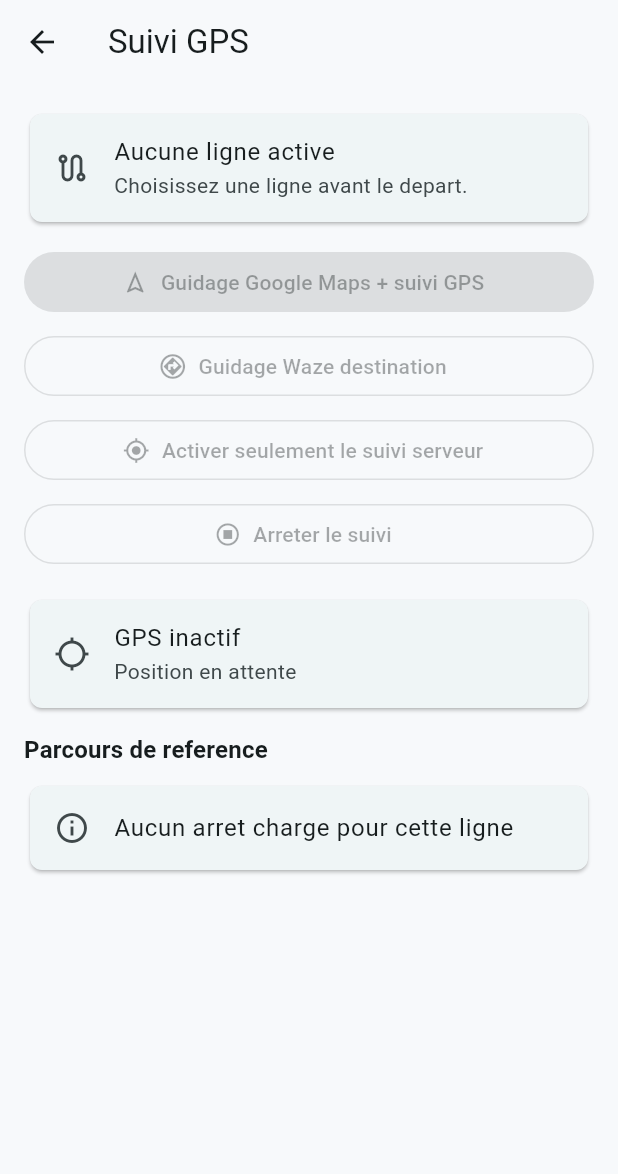
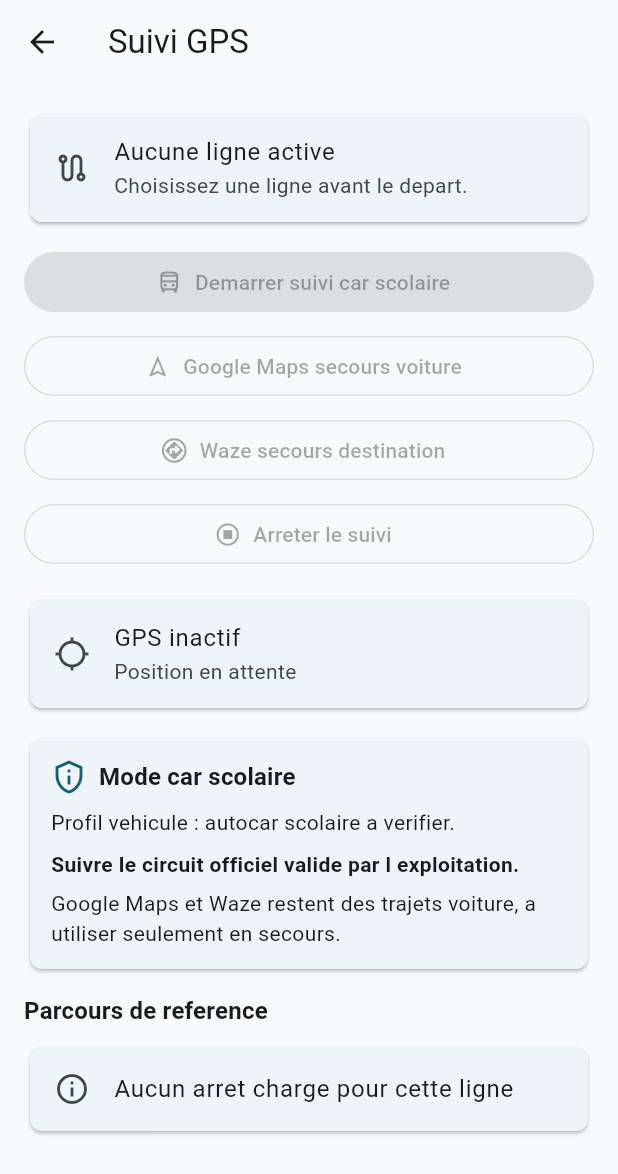
Before and after one commit to patryckduche-prog/transport-scolaire, a Flutter app: the GpsScreen screen opened directly, on a phone screen of 412 x 824 dp. Shown: the top 1174 px of the screen. Run offline on Flutter 3.47's test engine with Material 3 defaults, Android fonts, the phone set to English and light mode, and no system bars; our stand-ins replace connectivity_plus, dio, firebase_core, firebase_messaging, fl_chart, flutter_local_notifications and 3 more; accounts and stored records are empty; network calls fail.

Commit message:
Add school coach GPS mode

```diff
--- a/mobile/lib/models/nomad_route.dart
+++ b/mobile/lib/models/nomad_route.dart
@@ -7,6 +7,7 @@ class NomadRoute {
     required this.tripCount,
     required this.highlighted,
     required this.stopsPreview,
+    this.coachGuidance,
   });
 
   final String id;
@@ -16,6 +17,7 @@ class NomadRoute {
   final int tripCount;
   final bool highlighted;
   final List<NomadStop> stopsPreview;
+  final CoachGuidance? coachGuidance;
 
   factory NomadRoute.fromJson(Map<String, dynamic> json) => NomadRoute(
         id: json['id'] as String,
@@ -24,7 +26,92 @@ class NomadRoute {
         stopCount: json['stopCount'] as int,
         tripCount: json['tripCount'] as int,
         highlighted: json['highlighted'] as bool,
-        stopsPreview: (((json['stopsPreview'] as List?) ?? (json['stops'] as List?)) ?? []).map((item) => NomadStop.fromJson(item)).toList(),
+        stopsPreview:
+            (((json['stopsPreview'] as List?) ?? (json['stops'] as List?)) ??
+                    [])
+                .map((item) => NomadStop.fromJson(item))
+                .toList(),
+        coachGuidance: json['coachGuidance'] is Map<String, dynamic>
+            ? CoachGuidance.fromJson(
+                json['coachGuidance'] as Map<String, dynamic>)
+            : null,
+      );
+}
+
+class CoachGuidance {
+  const CoachGuidance({
+    required this.status,
+    required this.safetyNotice,
+    required this.externalNavigationNotice,
+    required this.rules,
+    this.corridor,
+    this.vehicleProfile,
+  });
+
+  final String status;
+  final String safetyNotice;
+  final String externalNavigationNotice;
+  final List<CoachRouteRule> rules;
+  final String? corridor;
+  final CoachVehicleProfile? vehicleProfile;
+
+  factory CoachGuidance.fromJson(Map<String, dynamic> json) => CoachGuidance(
+        status: json['status'] as String? ?? 'a_verifier',
+        safetyNotice: json['safetyNotice'] as String? ?? '',
+        externalNavigationNotice:
+            json['externalNavigationNotice'] as String? ?? '',
+        corridor: json['corridor'] as String?,
+        vehicleProfile: json['vehicleProfile'] is Map<String, dynamic>
+            ? CoachVehicleProfile.fromJson(
+                json['vehicleProfile'] as Map<String, dynamic>)
+            : null,
+        rules: ((json['rules'] as List?) ?? [])
+            .whereType<Map<String, dynamic>>()
+            .map(CoachRouteRule.fromJson)
+            .toList(),
+      );
+}
+
+class CoachVehicleProfile {
+  const CoachVehicleProfile({
+    required this.label,
+    this.lengthMeters,
+    this.widthMeters,
+    this.heightMeters,
+    this.grossWeightTons,
+  });
+
+  final String label;
+  final double? lengthMeters;
+  final double? widthMeters;
+  final double? heightMeters;
+  final double? grossWeightTons;
+
+  factory CoachVehicleProfile.fromJson(Map<String, dynamic> json) =>
+      CoachVehicleProfile(
+        label: json['label'] as String? ?? 'Autocar scolaire',
+        lengthMeters: (json['lengthMeters'] as num?)?.toDouble(),
+        widthMeters: (json['widthMeters'] as num?)?.toDouble(),
+        heightMeters: (json['heightMeters'] as num?)?.toDouble(),
+        grossWeightTons: (json['grossWeightTons'] as num?)?.toDouble(),
+      );
+}
+
+class CoachRouteRule {
+  const CoachRouteRule({
+    required this.type,
+    required this.label,
+    required this.description,
+  });
+
+  final String type;
+  final String label;
+  final String description;
+
+  factory CoachRouteRule.fromJson(Map<String, dynamic> json) => CoachRouteRule(
+        type: json['type'] as String? ?? 'info',
+        label: json['label'] as String? ?? 'Information',
+        description: json['description'] as String? ?? '',
       );
 }
 
--- a/mobile/lib/screens/driver/gps_screen.dart
+++ b/mobile/lib/screens/driver/gps_screen.dart
@@ -18,8 +18,37 @@ class GpsScreen extends StatefulWidget {
 class _GpsScreenState extends State<GpsScreen> {
   StreamSubscription<Position>? sub;
   Position? last;
+  NomadRoute? fullRoute;
   String status = 'GPS inactif';
+  String? routeError;
   int sentCount = 0;
+  int currentStop = 0;
+
+  @override
+  void initState() {
+    super.initState();
+    WidgetsBinding.instance.addPostFrameCallback((_) => loadFullRoute());
+  }
+
+  Future<void> loadFullRoute() async {
+    final route = context.read<AppState>().selectedDriverRoute;
+    if (route == null) return;
+    try {
+      final data = await context.read<ApiService>().getNomadRoute(route.id);
+      if (!mounted) return;
+      setState(() {
+        fullRoute = NomadRoute.fromJson(data);
+        routeError = null;
+      });
+    } catch (_) {
+      if (!mounted) return;
+      setState(() {
+        fullRoute = route;
+        routeError =
+            'Circuit complet indisponible, affichage de l apercu local.';
+      });
+    }
+  }
 
   String cleanStopName(String name) {
     final withoutTime = name.replaceAll(RegExp(r'\s*\([^)]*\)'), '').trim();
@@ -86,7 +115,7 @@ class _GpsScreenState extends State<GpsScreen> {
   }
 
   Future<void> openGoogleMapsGuidance() async {
-    final route = context.read<AppState>().selectedDriverRoute;
+    final route = fullRoute ?? context.read<AppState>().selectedDriverRoute;
     if (route == null) return;
     if (sub == null) await startTrackingOnly();
 
@@ -107,11 +136,11 @@ class _GpsScreenState extends State<GpsScreen> {
       if (waypoints.isNotEmpty) 'waypoints': waypoints.join('|'),
     };
     final uri = Uri.https('www.google.com', '/maps/dir/', params);
-    await launchExternal(uri, 'Guidage Google Maps ouvert.');
+    await launchExternal(uri, 'Google Maps ouvert en secours voiture.');
   }
 
   Future<void> openWazeGuidance() async {
-    final route = context.read<AppState>().selectedDriverRoute;
+    final route = fullRoute ?? context.read<AppState>().selectedDriverRoute;
     if (route == null) return;
     if (sub == null) await startTrackingOnly();
 
@@ -129,12 +158,15 @@ class _GpsScreenState extends State<GpsScreen> {
     try {
       final opened =
           await launchUrl(appUri, mode: LaunchMode.externalApplication);
-      if (!opened) await launchExternal(webUri, 'Guidage Waze ouvert.');
+      if (!opened) {
+        await launchExternal(webUri, 'Waze ouvert en secours voiture.');
+      }
       if (mounted) {
-        setState(() => status = 'Guidage Waze ouvert et suivi serveur actif.');
+        setState(() =>
+            status = 'Waze ouvert en secours voiture et suivi serveur actif.');
       }
     } catch (_) {
-      await launchExternal(webUri, 'Guidage Waze ouvert.');
+      await launchExternal(webUri, 'Waze ouvert en secours voiture.');
     }
   }
 
@@ -160,8 +192,11 @@ class _GpsScreenState extends State<GpsScreen> {
 
   @override
   Widget build(BuildContext context) {
-    final route = context.watch<AppState>().selectedDriverRoute;
+    final selectedRoute = context.watch<AppState>().selectedDriverRoute;
+    final route = fullRoute ?? selectedRoute;
     final stops = route?.stopsPreview ?? [];
+    final guidance = route?.coachGuidance;
+    final vehicle = guidance?.vehicleProfile;
     final tracking = sub != null;
     return Scaffold(
       appBar: AppBar(title: const Text('Suivi GPS')),
@@ -176,26 +211,37 @@ class _GpsScreenState extends State<GpsScreen> {
                   : '${route.shortName} - ${route.longName}'),
               subtitle: Text(route == null
                   ? 'Choisissez une ligne avant le depart.'
-                  : '${stops.length} arrets dans le parcours'),
+                  : '${stops.length} arrets charges - mode car scolaire'),
             ),
           ),
+          if (routeError != null)
+            Card(
+              color: Theme.of(context).colorScheme.errorContainer,
+              child: ListTile(
+                leading: Icon(Icons.warning_amber_outlined,
+                    color: Theme.of(context).colorScheme.onErrorContainer),
+                title: Text(routeError!,
+                    style: TextStyle(
+                        color: Theme.of(context).colorScheme.onErrorContainer)),
+              ),
+            ),
           const SizedBox(height: 12),
           FilledButton.icon(
+            onPressed: route == null || tracking ? null : startTrackingOnly,
+            icon: const Icon(Icons.directions_bus_filled_outlined),
+            label: const Text('Demarrer suivi car scolaire'),
+          ),
+          const SizedBox(height: 8),
+          OutlinedButton.icon(
             onPressed: route == null ? null : openGoogleMapsGuidance,
             icon: const Icon(Icons.navigation_outlined),
-            label: const Text('Guidage Google Maps + suivi GPS'),
+            label: const Text('Google Maps secours voiture'),
           ),
           const SizedBox(height: 8),
           OutlinedButton.icon(
             onPressed: route == null ? null : openWazeGuidance,
             icon: const Icon(Icons.assistant_direction_outlined),
-            label: const Text('Guidage Waze destination'),
-          ),
-          const SizedBox(height: 8),
-          OutlinedButton.icon(
-            onPressed: route == null || tracking ? null : startTrackingOnly,
-            icon: const Icon(Icons.gps_fixed),
-            label: const Text('Activer seulement le suivi serveur'),
+            label: const Text('Waze secours destination'),
           ),
           const SizedBox(height: 8),
           OutlinedButton.icon(
@@ -216,6 +262,73 @@ class _GpsScreenState extends State<GpsScreen> {
             ),
           ),
           const SizedBox(height: 12),
+          Card(
+            child: Padding(
+              padding: const EdgeInsets.all(14),
+              child: Column(
+                crossAxisAlignment: CrossAxisAlignment.start,
+                children: [
+                  Row(
+                    children: [
+                      Icon(Icons.privacy_tip_outlined,
+                          color: Theme.of(context).colorScheme.primary),
+                      const SizedBox(width: 8),
+                      Expanded(
+                        child: Text(
+                          'Mode car scolaire',
+                          style: Theme.of(context)
+                              .textTheme
+                              .titleMedium
+                              ?.copyWith(fontWeight: FontWeight.w700),
+                        ),
+                      ),
+                    ],
+                  ),
+                  const SizedBox(height: 8),
+                  Text(
+                    vehicle == null
+                        ? 'Profil vehicule : autocar scolaire a verifier.'
+                        : 'Profil vehicule : ${vehicle.label} - ${vehicle.lengthMeters?.toStringAsFixed(1) ?? '?'} m x ${vehicle.widthMeters?.toStringAsFixed(2) ?? '?'} m.',
+                  ),
+                  if (guidance?.corridor != null) ...[
+                    const SizedBox(height: 6),
+                    Text('Couloir : ${guidance!.corridor}'),
+                  ],
+                  const SizedBox(height: 8),
+                  Text(
+                    guidance?.safetyNotice.isNotEmpty == true
+                        ? guidance!.safetyNotice
+                        : 'Suivre le circuit officiel valide par l exploitation.',
+                    style: const TextStyle(fontWeight: FontWeight.w700),
+                  ),
+                  const SizedBox(height: 6),
+                  Text(guidance?.externalNavigationNotice.isNotEmpty == true
+                      ? guidance!.externalNavigationNotice
+                      : 'Google Maps et Waze restent des trajets voiture, a utiliser seulement en secours.'),
+                  if ((guidance?.rules ?? []).isNotEmpty) ...[
+                    const SizedBox(height: 10),
+                    ...guidance!.rules.take(4).map(
+                          (rule) => Padding(
+                            padding: const EdgeInsets.only(bottom: 6),
+                            child: Row(
+                              crossAxisAlignment: CrossAxisAlignment.start,
+                              children: [
+                                const Icon(Icons.check_circle_outline,
+                                    size: 18),
+                                const SizedBox(width: 8),
+                                Expanded(
+                                    child: Text(
+                                        '${rule.label} : ${rule.description}')),
+                              ],
+                            ),
+                          ),
+                        ),
+                  ],
+                ],
+              ),
+            ),
+          ),
+          const SizedBox(height: 12),
           Text('Parcours de reference',
               style: Theme.of(context)
                   .textTheme
@@ -228,14 +341,41 @@ class _GpsScreenState extends State<GpsScreen> {
                     leading: Icon(Icons.info_outline),
                     title: Text('Aucun arret charge pour cette ligne')))
           else
+            Card(
+              child: ListTile(
+                leading: CircleAvatar(
+                    child: Text(stops[currentStop].sequence.toString())),
+                title: const Text('Prochain arret officiel'),
+                subtitle: Text(stops[currentStop].name),
+                trailing: FilledButton(
+                  onPressed: currentStop >= stops.length - 1
+                      ? null
+                      : () => setState(() => currentStop++),
+                  child: const Text('Suivant'),
+                ),
+              ),
+            ),
+          if (stops.isNotEmpty)
             ...stops.map((stop) => Card(
                   child: ListTile(
-                    leading:
-                        CircleAvatar(child: Text(stop.sequence.toString())),
+                    leading: CircleAvatar(
+                      backgroundColor: stops.indexOf(stop) == currentStop
+                          ? Theme.of(context).colorScheme.primary
+                          : null,
+                      foregroundColor: stops.indexOf(stop) == currentStop
+                          ? Theme.of(context).colorScheme.onPrimary
+                          : null,
+                      child: Text(stop.sequence.toString()),
+                    ),
                     title: Text(stop.name),
                     subtitle: stop.arrivalTime.isEmpty
                         ? null
                         : Text(stop.arrivalTime),
+                    trailing: stops.indexOf(stop) == currentStop
+                        ? const Icon(Icons.directions_bus_outlined)
+                        : null,
+                    onTap: () =>
+                        setState(() => currentStop = stops.indexOf(stop)),
                   ),
                 )),
         ],
--- a/mobile/lib/screens/login_screen.dart
+++ b/mobile/lib/screens/login_screen.dart
@@ -24,7 +24,7 @@ class LoginScreen extends StatefulWidget {
 
 class _LoginScreenState extends State<LoginScreen> {
   static const currentAppVersion =
-      String.fromEnvironment('APP_VERSION', defaultValue: '1.0.9');
+      String.fromEnvironment('APP_VERSION', defaultValue: '1.0.11');
 
   final driverCode = TextEditingController(text: 'AUMALE-2026');
   final adminEmail = TextEditingController(text: 'entreprise@demo.local');
```
Also changed, not shown: 5 other files.
